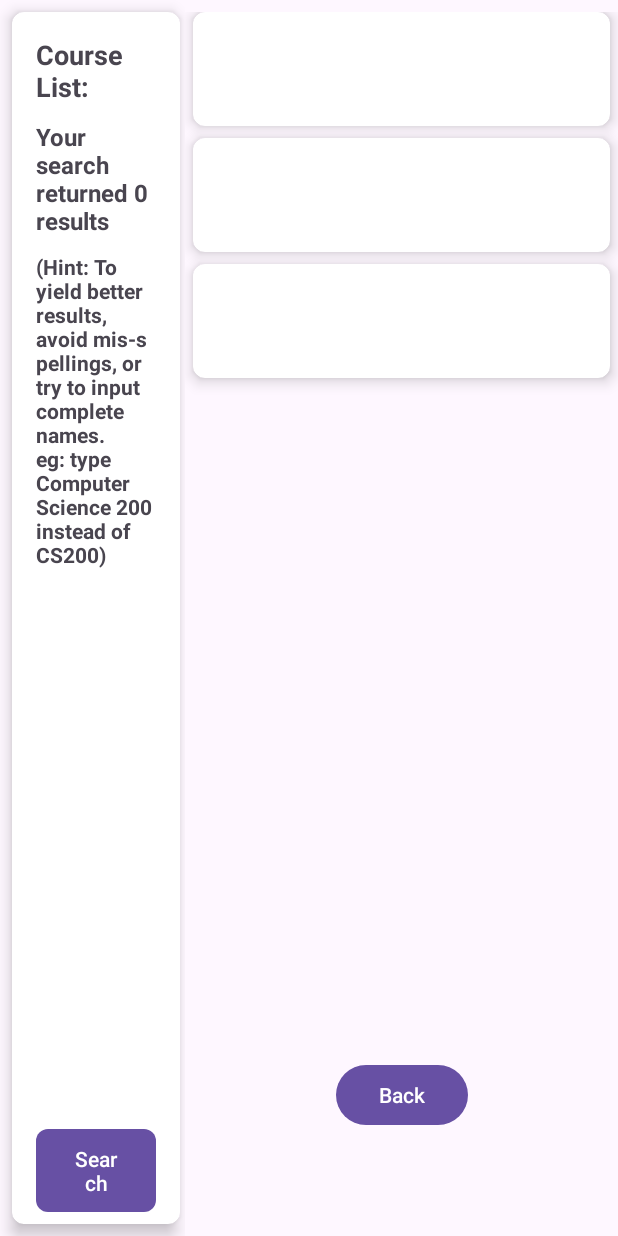
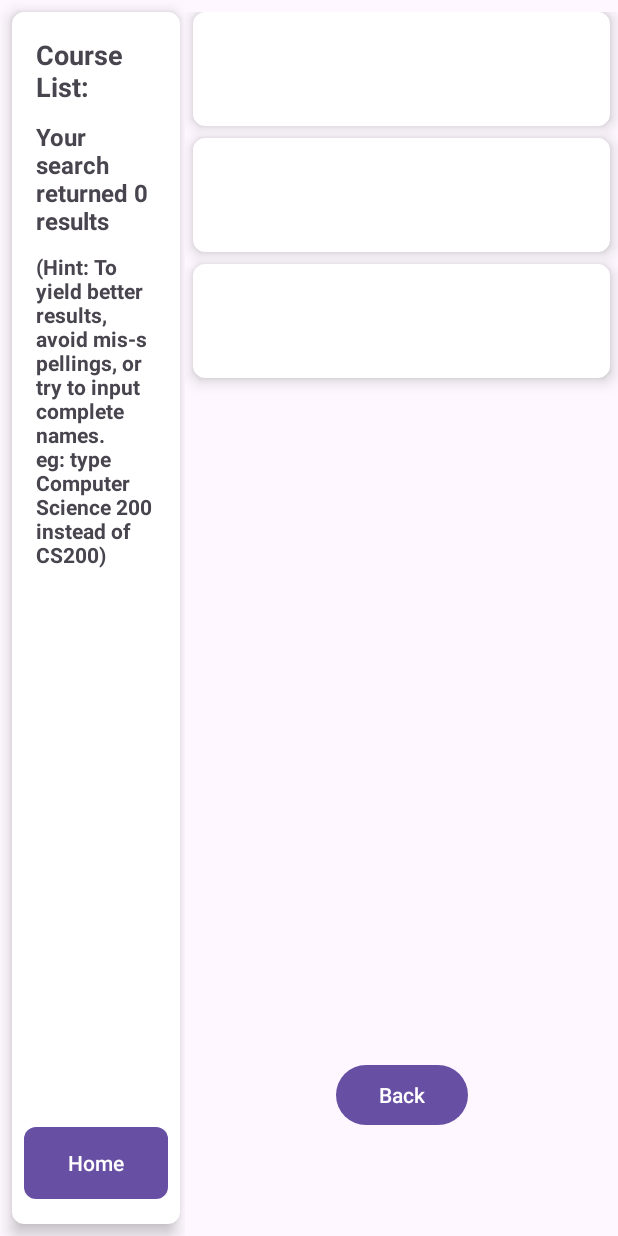
Before and after one commit to Bingerma/BadgerCourse, an Android app: the layout activity_course_card_list_unfolded.xml on its own in the app's theme, with its tools: preview values and no code run, on a phone screen of 412 x 824 dp. Run offline under Robolectric (Android 15) with nearby library versions, the phone set to English and light mode, and no system bars; network calls fail.

Commit message:
Ver 0.1.9
Fixes: Adjusted the home button text. Adjust the home button on the course card list, to make it match the structure of the professor card list
To be done: Details page side panel, data visualization improvements
Known Issue: Some course are wrongly extracted, and causes crashes. CS 300 is an example.

```diff
--- /dev/null
+++ b/app/src/main/res/drawable/baseline_home_24.xml
@@ -0,0 +1,10 @@
+<vector xmlns:android="http://schemas.android.com/apk/res/android"
+    android:width="24dp"
+    android:height="24dp"
+    android:viewportWidth="960"
+    android:viewportHeight="960"
+    android:tint="?attr/colorControlNormal">
+    <path
+        android:fillColor="#FFFFFF"
+        android:pathData="M240,760L360,760L360,520L600,520L600,760L720,760L720,400L480,220L240,400L240,760ZM160,840L160,360L480,120L800,360L800,840L520,840L520,600L440,600L440,840L160,840ZM480,490L480,490L480,490L480,490L480,490L480,490L480,490L480,490L480,490L480,490Z"/>
+</vector>
--- a/app/src/main/res/layout/activity_course_card_list_unfolded.xml
+++ b/app/src/main/res/layout/activity_course_card_list_unfolded.xml
@@ -21,6 +21,14 @@
             android:layout_marginEnd="3dp"
             android:layout_marginBottom="8dp"
             >
+            <LinearLayout
+                android:layout_width="match_parent"
+                android:layout_height="match_parent"
+                android:orientation="vertical">
+                <FrameLayout
+                    android:layout_width="match_parent"
+                    android:layout_height="0dp"
+                    android:layout_weight="9">
                     <LinearLayout
                         android:layout_width="match_parent"
                         android:layout_height="match_parent"
@@ -61,15 +69,30 @@
                             android:layout_height="0dp"
                             android:layout_weight="1">
                         </View>
+
+                    </LinearLayout>
+                </FrameLayout>
+                <FrameLayout
+                    android:layout_width="match_parent"
+                    android:layout_height="0dp"
+                    android:layout_weight="1">
+                    <LinearLayout
+                        android:layout_width="match_parent"
+                        android:layout_height="match_parent"
+                        android:layout_marginStart="8dp"
+                        android:layout_marginEnd="8dp">
                         <Button
                             android:layout_width="match_parent"
                             android:layout_height="wrap_content"
                             android:text="@string/home_button"
                             android:background="@drawable/home_button_custom"
-                    android:layout_marginBottom="8dp"
                             android:id="@+id/search_button"
+                            android:layout_gravity="center"
                             >
                         </Button>
+                    </LinearLayout>
+
+                </FrameLayout>
             </LinearLayout>
 
 
--- a/app/src/main/res/layout/activity_professor_card_list_unfolded.xml
+++ b/app/src/main/res/layout/activity_professor_card_list_unfolded.xml
@@ -110,9 +110,7 @@
                         android:layout_width="match_parent"
                         android:layout_height="match_parent"
                         android:layout_marginStart="8dp"
-                        android:layout_marginEnd="8dp"
-
-                        >
+                        android:layout_marginEnd="8dp">
                         <Button
                             android:layout_width="match_parent"
                             android:layout_height="wrap_content"
--- a/app/src/main/res/values/strings.xml
+++ b/app/src/main/res/values/strings.xml
@@ -11,5 +11,5 @@
     <string name="courseListInfoContent">Your search returned 0 results</string>
     <string name="courseListInfoHint">(Hint: To yield better results, avoid mis-spellings,
          or try to input complete names. eg: type Computer Science 200 instead of CS200)</string>
-    <string name="home_button">Search</string>
+    <string name="home_button">Home</string>
 </resources>
```
Lines whose indentation alone changed are shown as unchanged.
